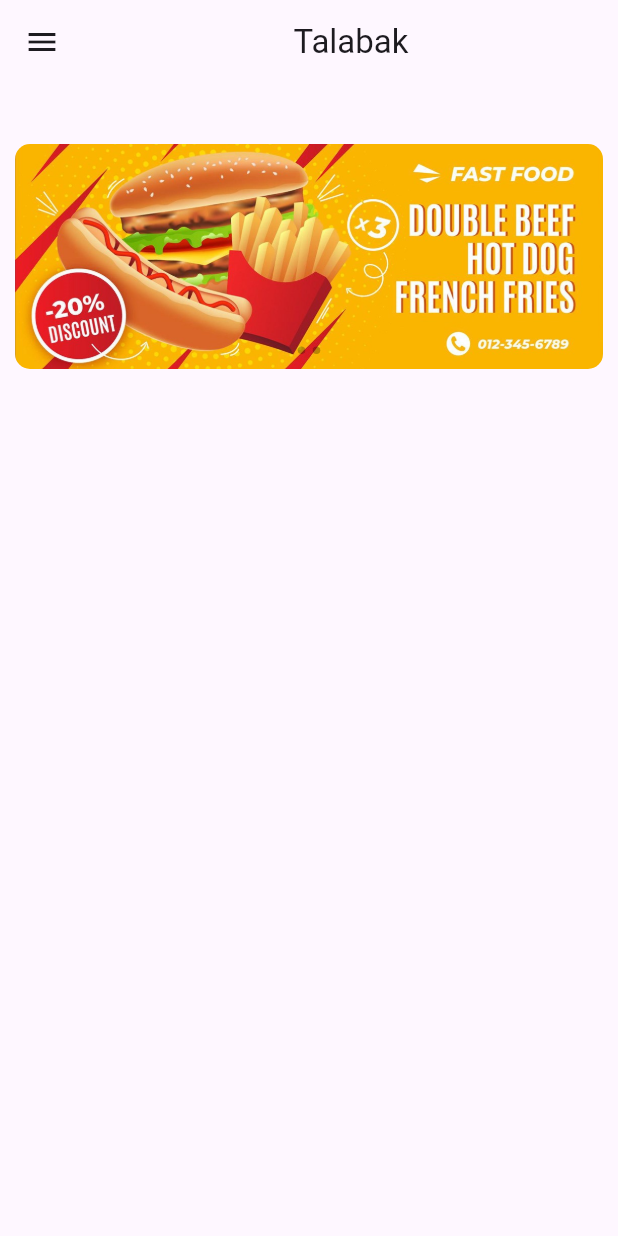
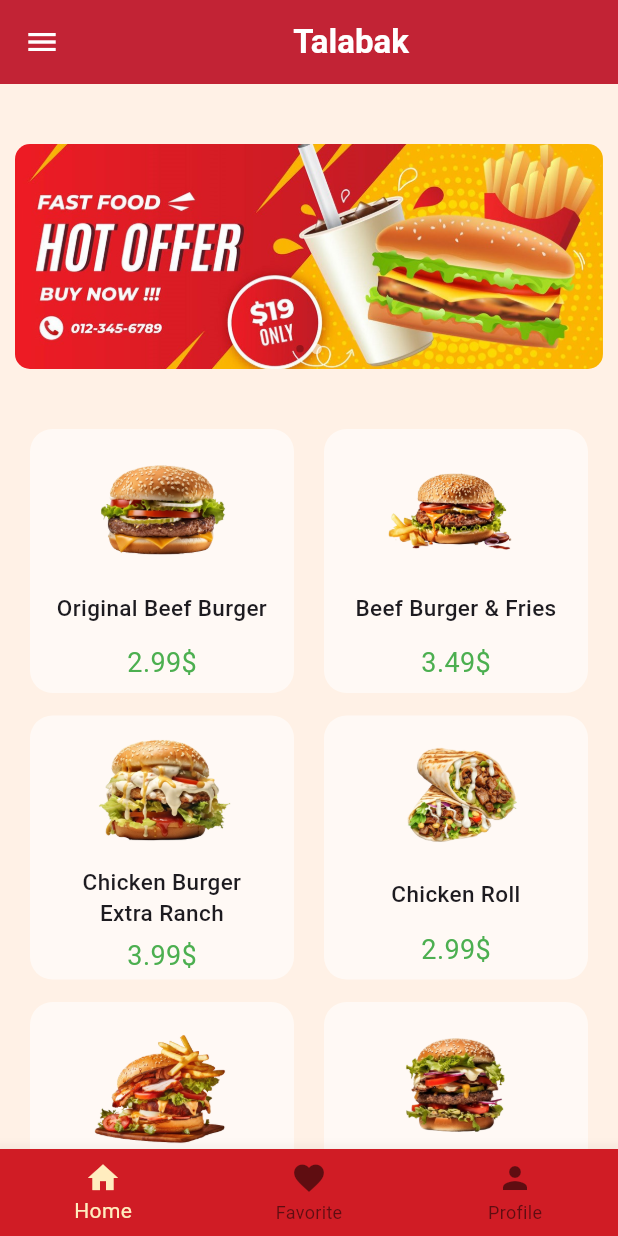
Before and after one commit to shady-ateff/food_delivery, a Flutter app: the screen it shows after launch, on a phone screen of 412 x 824 dp. Run offline on Flutter 3.47's test engine with Material 3 defaults, Android fonts, the phone set to English and light mode, and no system bars.

Commit message:
menu item added and bottom navigation bar

```diff
--- a/lib/main.dart
+++ b/lib/main.dart
@@ -1,4 +1,5 @@
 import 'package:flutter/material.dart';
+import 'package:food_delivery/pages/base_page.dart';
 import 'package:food_delivery/pages/home_page.dart';
 
 void main() {
@@ -13,7 +14,7 @@ const MyApp({ Key? key }) : super(key: key);
     return MaterialApp(
       debugShowCheckedModeBanner: false,
       title: 'Talabak',
-      home: HomePage(),
+      home: BasePage(),
     );
   }
 }
--- /dev/null
+++ b/lib/models/menu_item_model.dart
@@ -0,0 +1,18 @@
+class MenuItem {
+final String name;
+final String location;
+final double price;
+
+  MenuItem({required this.name, required this.location, required this.price});
+
+}
+
+List<MenuItem> Menu =[
+  MenuItem(name: "Original Beef Burger", location: "assets/images/item (1).png", price: 2.99),
+  MenuItem(name: "Beef Burger & Fries", location: "assets/images/item (2).png", price: 3.49),
+  MenuItem(name: "Chicken Burger\nExtra Ranch", location: "assets/images/item (3).png", price: 3.99),
+  MenuItem(name: "Chicken Roll", location: "assets/images/item (4).png", price: 2.99),
+  MenuItem(name: "Zo Beef Burger", location: "assets/images/item (5).png", price: 3.99),
+  MenuItem(name: "Super Beef Burger", location: "assets/images/item (6).png", price: 4.99),
+
+];
--- /dev/null
+++ b/lib/pages/base_page.dart
@@ -0,0 +1,55 @@
+import 'package:flutter/material.dart';
+import 'package:food_delivery/pages/home_page.dart';
+
+class BasePage extends StatefulWidget {
+  const BasePage({super.key});
+
+  @override
+  _BasePageState createState() => _BasePageState();
+}
+
+class _BasePageState extends State<BasePage> {
+  int _currentPage = 0;
+  List<Widget> pages = [
+    HomePage(),
+    Text("dummy Favorite Page"),
+    Text("Dummy Account Page")
+  ];
+  @override
+  Widget build(BuildContext context) {
+    return Scaffold(
+      backgroundColor: const Color.fromARGB(255, 255, 241, 230),
+      appBar: AppBar(
+        backgroundColor: const Color.fromARGB(255, 208, 28, 37),
+        foregroundColor: Colors.white,
+        //shadowColor: Colors.black38,
+        elevation: 10, //App bar shadow
+        title: const Center(
+          child: Text(
+            'Talabak',
+            style: TextStyle(fontWeight: FontWeight.bold),
+          ),
+        ),
+      ),
+      drawer: Drawer(child: ListView()),
+      bottomNavigationBar: BottomNavigationBar(
+        elevation: 10,
+        items: const [
+          BottomNavigationBarItem(icon: Icon(Icons.home), label: 'Home'),
+          BottomNavigationBarItem(
+              icon: Icon(Icons.favorite), label: 'Favorite'),
+          BottomNavigationBarItem(icon: Icon(Icons.person), label: 'Profile'),
+        ],
+        currentIndex: _currentPage,
+        onTap: (index) {
+          setState(() {
+            _currentPage = index;
+          });
+        },
+        selectedItemColor: Color.fromARGB(255, 255, 237, 191),
+        backgroundColor: Color.fromARGB(255, 208, 28, 37),
+      ),
+      body: pages[_currentPage],
+    );
+  }
+}
--- a/lib/pages/home_page.dart
+++ b/lib/pages/home_page.dart
@@ -1,4 +1,6 @@
 import 'package:flutter/material.dart';
+import 'package:food_delivery/models/menu_item_model.dart';
+import 'package:food_delivery/widgets/menu_widget.dart';
 import 'package:food_delivery/widgets/offers_banners.dart';
 
 class HomePage extends StatefulWidget {
@@ -12,24 +14,36 @@ class _HomePageState extends State<HomePage> {
   List<Color> color = [Colors.black45];
   @override
   Widget build(BuildContext context) {
-    return Scaffold(
-      appBar: AppBar(
-        elevation: 0, //App bar shadow
-        title: const Center(
-          child: Text('Talabak'),
+    return Column(
+      //shrinkWrap: true,
+      //padding: const EdgeInsets.all(10),
+      children: [
+        const SizedBox(
+          height: 40,
         ),
-      ),
-      drawer: Drawer(child: ListView()),
-      body: ListView(
-        shrinkWrap: true,
-        //padding: const EdgeInsets.all(10),
-        children: [
-          const SizedBox(
-            height: 40,
+        const OffersBanners(),
+        const SizedBox(
+          height: 40,
+        ),
+        Expanded(
+          child: Padding(
+            padding: const EdgeInsets.symmetric(horizontal: 20),
+            child: GridView.builder(
+              itemCount: Menu.length,
+              itemBuilder: (context, index) {
+                return MenuWidget(
+                  menuItem: Menu[index],
+                );
+              },
+              gridDelegate: const SliverGridDelegateWithFixedCrossAxisCount(
+                crossAxisCount: 2,
+                mainAxisSpacing: 15,
+                crossAxisSpacing: 20,
+              ),
+            ),
           ),
-          OffersBanners()
-        ],
-      ),
+        )
+      ],
     );
   }
 }
--- /dev/null
+++ b/lib/widgets/menu_widget.dart
@@ -0,0 +1,47 @@
+import 'package:flutter/material.dart';
+import 'package:food_delivery/models/menu_item_model.dart';
+
+class MenuWidget extends StatelessWidget {
+  final MenuItem menuItem;
+
+  MenuWidget({Key? key, required this.menuItem});
+
+  @override
+  Widget build(BuildContext context) {
+    return Container(
+      decoration: const BoxDecoration(
+        color: Colors.white60,
+        borderRadius: BorderRadius.all(
+          Radius.circular(15),
+        ),
+      ),
+      child: Column(
+        mainAxisAlignment: MainAxisAlignment.spaceEvenly,
+        children: [
+          Image.asset(
+            menuItem.location,
+            //width: 100,
+            height: 95,
+            fit: BoxFit.cover,
+          ),
+          Text(
+            textAlign: TextAlign.center,
+            menuItem.name,
+            style: const TextStyle(
+              fontSize: 15,
+              fontWeight: FontWeight.w500,
+            ),
+          ),
+          const SizedBox(
+            height: 0,
+          ),
+          Text(
+            "${menuItem.price}\$",
+            style: const TextStyle(fontSize: 18, color: Colors.green),
+          ),
+        ],
+      ),
+    );
+  }
+
+}
--- a/lib/widgets/offers_banners.dart
+++ b/lib/widgets/offers_banners.dart
@@ -1,3 +1,5 @@
+import 'dart:async';
+
 import 'package:flutter/material.dart';
 //import 'package:food_delivery/pages/home_page.dart';
 
@@ -7,9 +9,21 @@ class OffersBanners extends StatefulWidget {
   State<OffersBanners> createState() => _OffersBannersState();
 }
 
+class _OffersBannersState extends State<OffersBanners> {
+  int offerIndex = 0;
+  Timer? timer;
+  final PageController _pageController = PageController();
 
-class _OffersBannersState extends State<OffersBanners> {
-  int? offerIndex;
+  @override
+  void initState() {
+    super.initState();
+    timer = Timer.periodic(const Duration(seconds: 5), (Timer timer) {
+      offerIndex = (offerIndex + 1) % 2; //
+      _pageController.animateToPage(offerIndex,
+          duration: const Duration(milliseconds: 300), curve: Curves.easeIn);
+    });
+  }
+
   @override
   Widget build(BuildContext context) {
     return Stack(
@@ -19,7 +33,7 @@ class _OffersBannersState extends State<OffersBanners> {
           height: 150,
           child: PageView(
             //physics: const NeverScrollableScrollPhysics(),
-            controller: PageController(),
+            controller: _pageController,
             onPageChanged: (index) {
               setState(() {
                 offerIndex = index;
@@ -87,16 +101,14 @@ class _OffersBannersState extends State<OffersBanners> {
   }
 }
 
-
 class CirclePainter extends CustomPainter {
-  Color  color = Colors.black45;
+  Color color = Colors.black45;
 
   CirclePainter(this.color);
   @override
   void paint(Canvas canvas, Size size) {
     final paint = Paint()
       ..color = color
-
       ..strokeWidth = 4.0
       ..style = PaintingStyle.fill;
 
--- a/pubspec.yaml
+++ b/pubspec.yaml
@@ -61,7 +61,7 @@ flutter:
   # To add assets to your application, add an assets section, like this:
   assets:
      - assets/images/offer1.jpg
-     - assets/images/offer2.jpg
+     - assets/images/
   #   - images/a_dot_ham.jpeg
 
   # An image asset can refer to one or more resolution-specific "variants", see
```
Also changed, not shown: assets/images/item (1).png (added), assets/images/item (2).png (added), assets/images/item (3).png (added), assets/images/item (4).png (added), assets/images/item (5).png (added), assets/images/item (6).png (added). Lines whose indentation alone changed are shown as unchanged.
